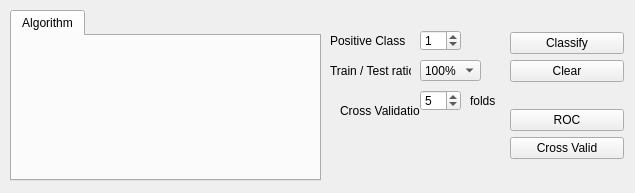
Before: the Qt Designer form MLDemos/optsClassify.ui in b4silio/MLDemos, drawn with Qt 5.
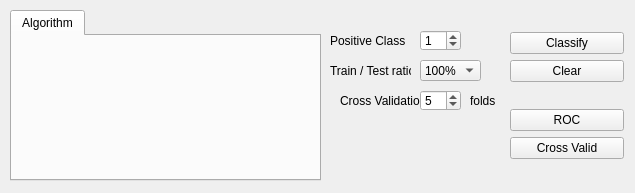
After: the same form once the commit is applied.

Diff of the .ui file:
```diff
--- a/MLDemos/optsClassify.ui
+++ b/MLDemos/optsClassify.ui
@@ -393,7 +393,7 @@
    <property name="geometry">
     <rect>
      <x>340</x>
-     <y>100</y>
+     <y>90</y>
      <width>80</width>
      <height>21</height>
     </rect>
```
